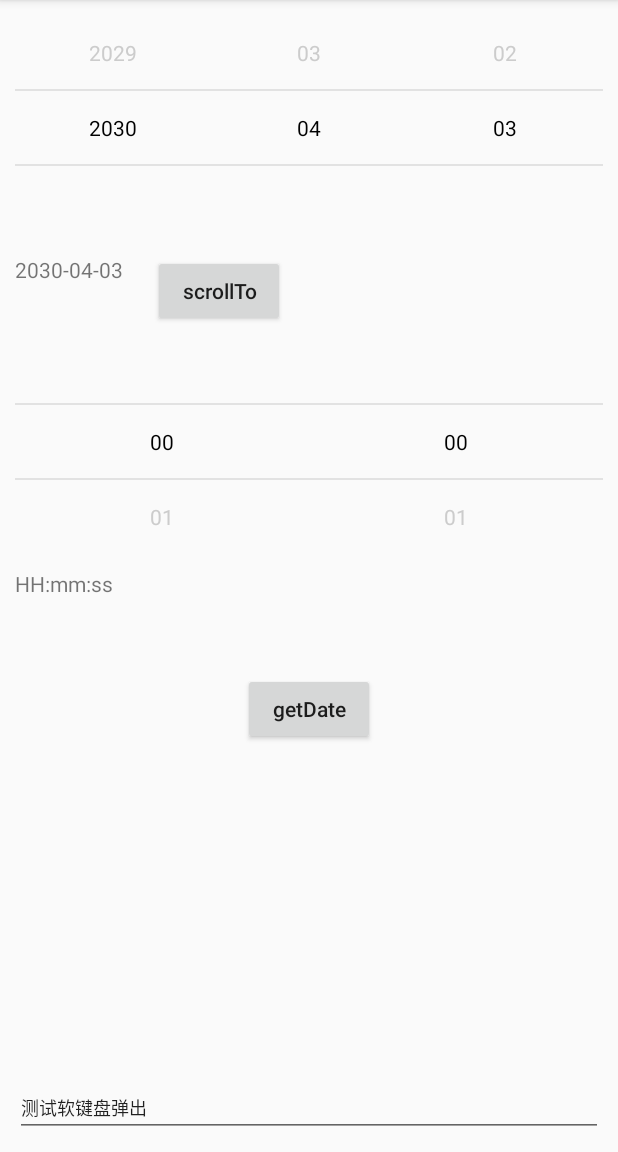
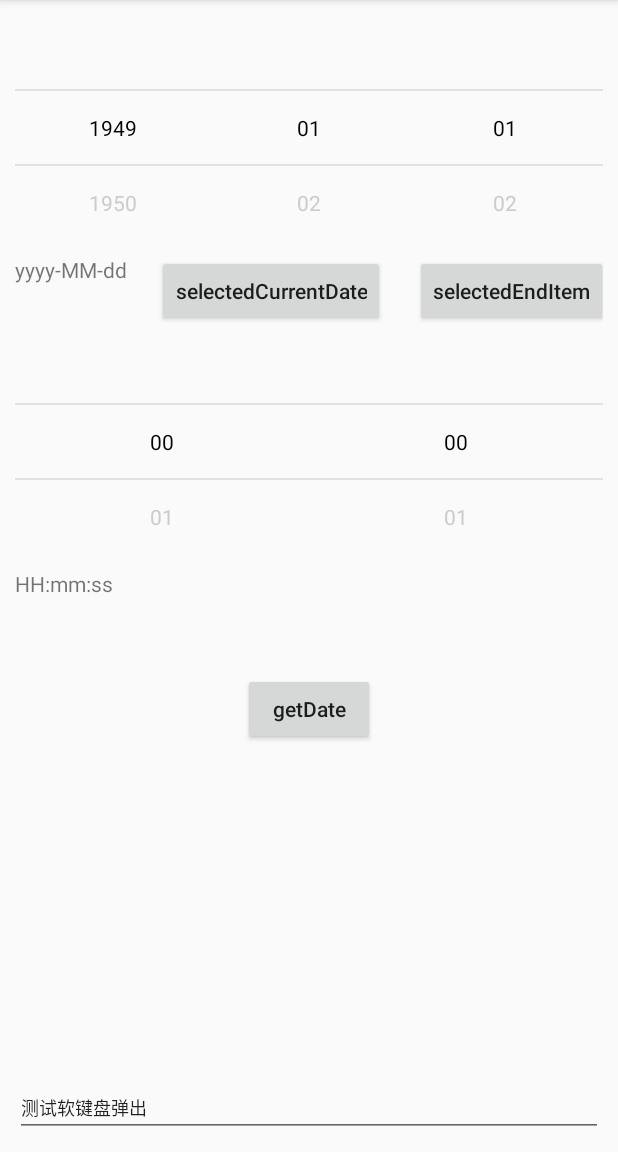
Before and after one commit to simplepeng/PickerLayoutManager, an Android app: the screen it shows after launch (DatePickerActivity), on a phone screen of 412 x 824 dp, the part 84-1236 px from its top. Run offline under Robolectric (Android 15) with nearby library versions, the phone set to English and light mode, and no system bars.

Commit message:
增加 fun setOnDateSelectedListener(onSelected: (calendar: Calendar) -> Unit)回调

```diff
--- a/app/src/main/java/demo/simple/picker/DatePickerActivity.kt
+++ b/app/src/main/java/demo/simple/picker/DatePickerActivity.kt
@@ -3,81 +3,75 @@ package demo.simple.picker
 import android.graphics.Color
 import android.graphics.Typeface
 import android.os.Bundle
+import android.util.Log
 import android.view.View
 import android.widget.TextView
 import kotlinx.android.synthetic.main.activity_date_picker.*
 import me.simple.picker.PickerLayoutManager
+import me.simple.picker.datepicker.DatePickerView
+import me.simple.picker.widget.TextPickerLinearLayout
+import java.text.SimpleDateFormat
 import java.util.*
 
 class DatePickerActivity : BaseActivity(), PickerLayoutManager.OnItemFillListener {
+
+    val TAG = "DatePickerActivity"
+    val dfDate = SimpleDateFormat("yyyy-MM-dd_HH:mm:ss", Locale.getDefault())
 
     override fun onCreate(savedInstanceState: Bundle?) {
         super.onCreate(savedInstanceState)
         setContentView(R.layout.activity_date_picker)
 
-//        datePickerView.setDateInterval(
-//            1949, 2, 24,
-//            2021, 5, 1
-//        )
+//        initPickerViewStyle(datePickerView)
+//        initPickerViewStyle(timePickerView)
+
+        initDatePicker()
+        initTimePicker()
+        initListener()
+    }
+
+    private fun initDatePicker() {
+        datePickerView.setOnDateSelectedListener { year, month, day ->
+            Log.d(TAG, "date = $year-$month-$day")
+            tvDate.text = "$year-$month-$day"
+        }
+        datePickerView.setOnDateSelectedListener { calendar ->
+            val format = dfDate.format(calendar.time)
+            Log.d(TAG, "calendar = $format")
+        }
+
         datePickerView.setDateInterval(
             1949, 2, 22,
             2030, 4, 3
         )
-        datePickerView.selectedEndItem()
-//        datePickerView.scrollToCurrentDate()
+//        datePickerView.selectedEndItem()
 
-        datePickerView.setOnDateSelectedListener { year, month, day ->
-            tvDate.text = "$year-$month-$day"
+        btnDatePickerScrollTo.setOnClickListener {
+            val year = 2020
+            val month = 2
+            val day = 15
+
+            val calendar = Calendar.getInstance().apply {
+                set(year, month - 1, day)
+            }
+
+//            datePickerView.selectedCurrentDateItem()
+            datePickerView.setSelectedItem(calendar)
+//            datePickerView.setSelectedItem(year, month, day)
         }
-        datePickerView.run {
-//            setVisibleCount(5)
-//            setIsLoop(true)
-//            setItemScaleX(0.75f)
-//            setItemScaleY(0.75f)
-//            setItemAlpha(0.75f)
-//
-//            setSelectedTextColor(Color.RED)
-//            setUnSelectedTextColor(Color.GREEN)
-//            setSelectedTextSize(16f.dp)
-//            setUnSelectedTextSize(12f.dp)
-//            setSelectedIsBold(true)
-//
-//
-//            setDividerVisible(true)
-//            setDividerSize(2f.dp)
-//            setDividerColor(Color.RED)
-//            setDividerMargin(10f.dp)
-//
-//            resetLayoutManager()
+
+        btnSelectedEndItem.setOnClickListener {
+            datePickerView.selectedEndItem()
         }
-//        datePickerView.setOnItemFillListener(this)
+    }
 
+    private fun initTimePicker() {
         timePickerView.setOnTimeSelectedListener { hour, minute ->
             tvTime.text = "$hour:$minute"
         }
-//        timePickerView.run {
-//            setVisibleCount(5)
-//            setIsLoop(true)
-//            setItemScaleX(0.75f)
-//            setItemScaleY(0.75f)
-//            setItemAlpha(0.75f)
-//
-//            setSelectedTextColor(Color.RED)
-//            setUnSelectedTextColor(Color.GREEN)
-//            setSelectedTextSize(16f.dp)
-//            setUnSelectedTextSize(12f.dp)
-//            setSelectedIsBold(true)
-//
-//
-//            setDividerVisible(true)
-//            setDividerSize(2f.dp)
-//            setDividerColor(Color.RED)
-//            setDividerMargin(10f.dp)
-//
-//            resetLayoutManager()
-//        }
-//        timePickerView.setOnItemFillListener(this)
+    }
 
+    private fun initListener() {
         btnGetDate.setOnClickListener {
 
             val dateArr = datePickerView.getYearMonthDay()
@@ -98,21 +92,31 @@ class DatePickerActivity : BaseActivity(), PickerLayoutManager.OnItemFillListene
 
             toast("$date   $time")
         }
+    }
 
-        btnDatePickerScrollTo.setOnClickListener {
-            val year = 2020
-            val month = 2
-            val day = 15
+    private fun initPickerViewStyle(pickerView: TextPickerLinearLayout) {
+        pickerView.run {
+            setVisibleCount(5)
+            setIsLoop(true)
+            setItemScaleX(0.75f)
+            setItemScaleY(0.75f)
+            setItemAlpha(0.75f)
 
-            val calendar = Calendar.getInstance().apply {
-                set(year, month - 1, day)
-            }
+            setSelectedTextColor(Color.RED)
+            setUnSelectedTextColor(Color.GREEN)
+            setSelectedTextSize(16f.dp)
+            setUnSelectedTextSize(12f.dp)
+            setSelectedIsBold(true)
 
-            val smoothScroll = false
-//            datePickerView.scrollTo(calendar, smoothScroll)
-//            datePickerView.scrollTo(year, month, day)
-            datePickerView.selectedCurrentDateItem()
+
+            setDividerVisible(true)
+            setDividerSize(2f.dp)
+            setDividerColor(Color.RED)
+            setDividerMargin(10f.dp)
+
+            resetLayoutManager()
         }
+        pickerView.addOnItemFillListener(this)
     }
 
     override fun onItemSelected(child: View, position: Int) {
--- /dev/null
+++ b/app/src/main/java/demo/simple/picker/KTX.kt
@@ -0,0 +1,6 @@
+package demo.simple.picker
+
+import android.content.res.Resources
+
+val Float.dp: Float
+    get() = Resources.getSystem().displayMetrics.density * this + 0.5f
--- a/app/src/main/res/layout/activity_date_picker.xml
+++ b/app/src/main/res/layout/activity_date_picker.xml
@@ -47,9 +47,19 @@
         android:layout_width="wrap_content"
         android:layout_height="wrap_content"
         android:layout_marginLeft="20dp"
-        android:text="scrollTo"
+        android:text="selectedCurrentDate"
         android:textAllCaps="false"
         app:layout_constraintStart_toEndOf="@+id/tvDate"
+        app:layout_constraintTop_toTopOf="@+id/tvDate" />
+
+    <Button
+        android:id="@+id/btnSelectedEndItem"
+        android:layout_width="wrap_content"
+        android:layout_height="wrap_content"
+        android:layout_marginLeft="20dp"
+        android:text="selectedEndItem"
+        android:textAllCaps="false"
+        app:layout_constraintStart_toEndOf="@+id/btnDatePickerScrollTo"
         app:layout_constraintTop_toTopOf="@+id/tvDate" />
 
     <me.simple.picker.timepicker.TimePickerView
--- a/picker_layoutmanager/src/main/java/me/simple/picker/PickerLayoutManager.kt
+++ b/picker_layoutmanager/src/main/java/me/simple/picker/PickerLayoutManager.kt
@@ -227,7 +227,6 @@ open class PickerLayoutManager @JvmOverloads constructor(
     override fun onLayoutCompleted(state: RecyclerView.State?) {
         super.onLayoutCompleted(state)
         mPendingScrollToPosition = RecyclerView.NO_POSITION
-//        dispatchOnItemSelectedListener()
     }
 
     override fun canScrollHorizontally(): Boolean {
--- a/picker_layoutmanager/src/main/java/me/simple/picker/datepicker/DatePickerView.kt
+++ b/picker_layoutmanager/src/main/java/me/simple/picker/datepicker/DatePickerView.kt
@@ -17,11 +17,13 @@ open class DatePickerView @JvmOverloads constructor(
     val monthPickerView = MonthPickerView(context)
     val dayPickerView = DayPickerView(context)
 
-    private var mOnDateSelectedListener: ((
+    private var mSelectedListener1: ((
         year: String,
         month: String,
         day: String
     ) -> Unit)? = null
+
+    private var mSelectedListener2: ((calendar: Calendar) -> Unit)? = null
 
     private var mStartYear: Int = PickerUtils.START_YEAR
     private var mStartMonth: Int = PickerUtils.START_YEAR
@@ -103,14 +105,24 @@ open class DatePickerView @JvmOverloads constructor(
     }
 
     /**
-     *
+     * 分发item选中事件
      */
     private fun dispatchOnItemSelected() {
         this.post {
             val year = yearPickerView.getYearStr()
             val month = monthPickerView.getMonthStr()
             val day = dayPickerView.getDayStr()
-            mOnDateSelectedListener?.invoke(year, month, day)
+
+            mSelectedListener1?.invoke(year, month, day)
+
+            mSelectedListener2?.let {
+                val calendar = Calendar.getInstance()
+                calendar.set(
+                    year.toInt(), month.toInt() - 1, day.toInt(),
+                    0, 0, 0
+                )
+                it.invoke(calendar)
+            }
         }
     }
 
@@ -292,7 +304,13 @@ open class DatePickerView @JvmOverloads constructor(
      * 日期选中的监听
      */
     fun setOnDateSelectedListener(onSelected: (year: String, month: String, day: String) -> Unit) {
-        this.mOnDateSelectedListener = onSelected
+        this.mSelectedListener1 = onSelected
     }
 
+    /**
+     * 日期选中的监听
+     */
+    fun setOnDateSelectedListener(onSelected: (calendar: Calendar) -> Unit) {
+        this.mSelectedListener2 = onSelected
+    }
 }
```
